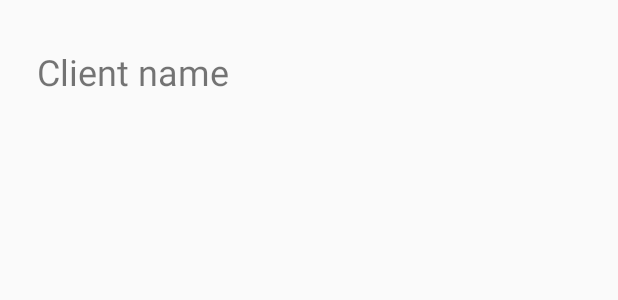
After one commit to WesleiDev/CrudRealmJava, an Android app: the layout client_item.xml on its own in the app's theme, with its tools: preview values and no code run, on a phone screen of 412 x 824 dp. The commit adds this screen. Shown: the top 300 px of the screen. Run offline under Robolectric (Android 15) with nearby library versions, the phone set to English and light mode, and no system bars.

Commit message:
Adicinando RecycleView

```diff
--- /dev/null
+++ b/app/src/main/res/layout/client_item.xml
@@ -0,0 +1,22 @@
+<?xml version="1.0" encoding="utf-8"?>
+<android.support.constraint.ConstraintLayout xmlns:android="http://schemas.android.com/apk/res/android"
+    xmlns:app="http://schemas.android.com/apk/res-auto"
+    xmlns:tools="http://schemas.android.com/tools"
+    android:layout_width="wrap_content"
+    android:layout_height="wrap_content"
+    android:padding="15dp">
+
+    <TextView
+        android:id="@+id/clientName"
+        android:layout_width="wrap_content"
+        android:layout_height="30dp"
+        android:layout_marginStart="9dp"
+        android:layout_marginTop="16dp"
+        android:layout_marginEnd="8dp"
+        android:text="Client name"
+        android:textSize="24sp"
+        app:layout_constraintEnd_toEndOf="parent"
+        app:layout_constraintHorizontal_bias="0.025"
+        app:layout_constraintStart_toStartOf="parent"
+        app:layout_constraintTop_toTopOf="parent" />
+</android.support.constraint.ConstraintLayout>
```
Also changed, not shown: app/src/main/java/interativasistemas/com/crudrealm/Client.java (+34 -0 lines), app/src/main/java/interativasistemas/com/crudrealm/ClientHolder.java (added, +18 -0 lines), app/src/main/java/interativasistemas/com/crudrealm/ClientsAdapter.java (added, +39 -0 lines), app/src/main/java/interativasistemas/com/crudrealm/MainActivity.java (+17 -0 lines), app/src/main/res/layout/activity_main.xml (+12 -1 lines).
